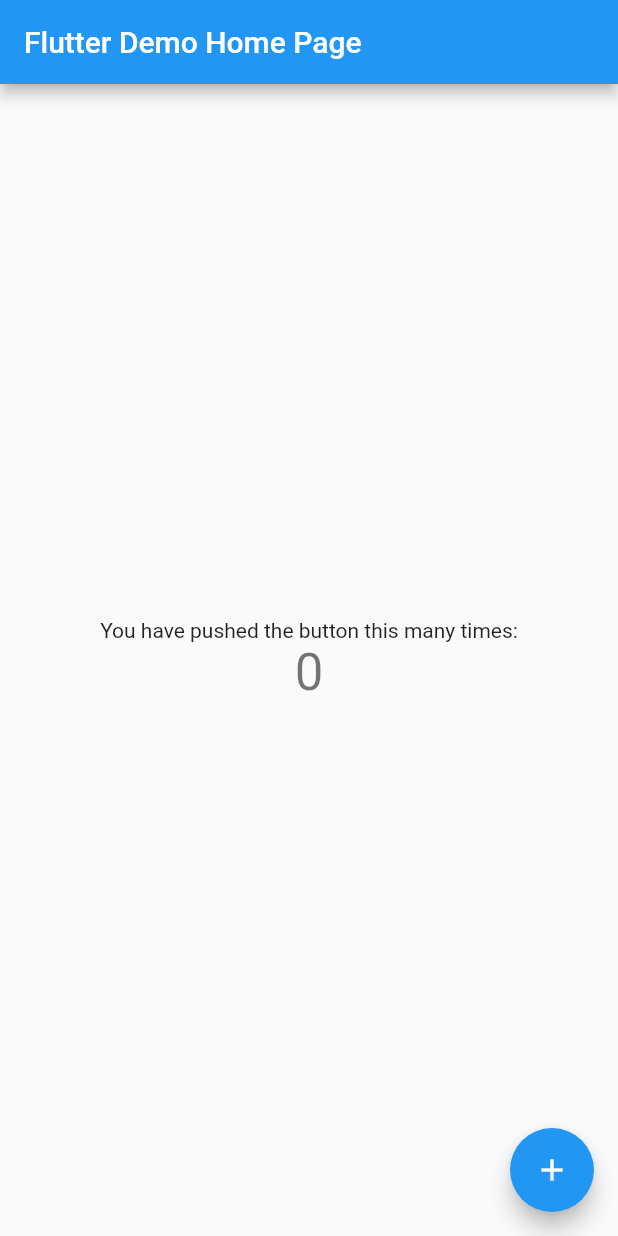
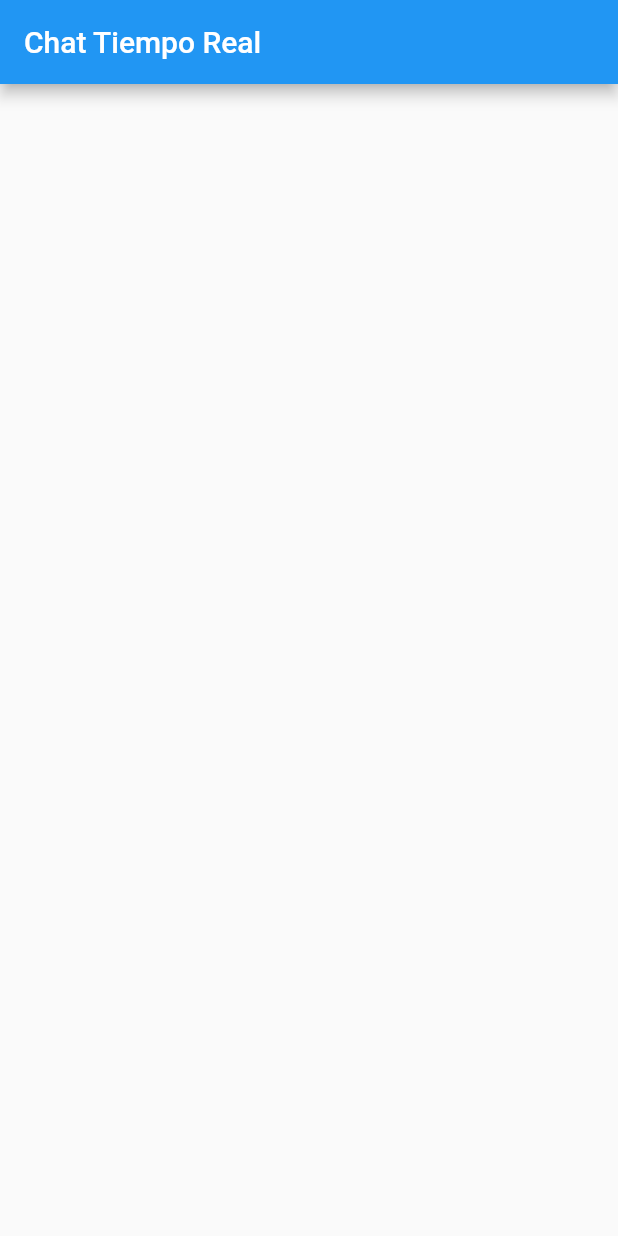
Before and after one commit to Hectorc70/chat_flutter, a Flutter app: the screen it shows after launch, on a phone screen of 412 x 824 dp. Run offline on Flutter 3.47's test engine with Material 2 defaults, Android fonts, the phone set to English and light mode, and no system bars.

```diff
--- a/lib/main.dart
+++ b/lib/main.dart
@@ -1,3 +1,4 @@
+import 'package:chat_flutter/pages/chat_page.dart';
 import 'package:flutter/material.dart';
 
 void main() {
@@ -13,103 +14,9 @@ class MyApp extends StatelessWidget {
     return MaterialApp(
       title: 'Flutter Demo',
       theme: ThemeData(
-        // This is the theme of your application.
-        //
-        // Try running your application with "flutter run". You'll see the
-        // application has a blue toolbar. Then, without quitting the app, try
-        // changing the primarySwatch below to Colors.green and then invoke
-        // "hot reload" (press "r" in the console where you ran "flutter run",
-        // or simply save your changes to "hot reload" in a Flutter IDE).
-        // Notice that the counter didn't reset back to zero; the application
-        // is not restarted.
         primarySwatch: Colors.blue,
       ),
-      home: const MyHomePage(title: 'Flutter Demo Home Page'),
+      home: ChatPage(),
     );
   }
 }
-
-class MyHomePage extends StatefulWidget {
-  const MyHomePage({Key? key, required this.title}) : super(key: key);
-
-  // This widget is the home page of your application. It is stateful, meaning
-  // that it has a State object (defined below) that contains fields that affect
-  // how it looks.
-
-  // This class is the configuration for the state. It holds the values (in this
-  // case the title) provided by the parent (in this case the App widget) and
-  // used by the build method of the State. Fields in a Widget subclass are
-  // always marked "final".
-
-  final String title;
-
-  @override
-  State<MyHomePage> createState() => _MyHomePageState();
-}
-
-class _MyHomePageState extends State<MyHomePage> {
-  int _counter = 0;
-
-  void _incrementCounter() {
-    setState(() {
-      // This call to setState tells the Flutter framework that something has
-      // changed in this State, which causes it to rerun the build method below
-      // so that the display can reflect the updated values. If we changed
-      // _counter without calling setState(), then the build method would not be
-      // called again, and so nothing would appear to happen.
-      _counter++;
-    });
-  }
-
-  @override
-  Widget build(BuildContext context) {
-    // This method is rerun every time setState is called, for instance as done
-    // by the _incrementCounter method above.
-    //
-    // The Flutter framework has been optimized to make rerunning build methods
-    // fast, so that you can just rebuild anything that needs updating rather
-    // than having to individually change instances of widgets.
-    return Scaffold(
-      appBar: AppBar(
-        // Here we take the value from the MyHomePage object that was created by
-        // the App.build method, and use it to set our appbar title.
-        title: Text(widget.title),
-      ),
-      body: Center(
-        // Center is a layout widget. It takes a single child and positions it
-        // in the middle of the parent.
-        child: Column(
-          // Column is also a layout widget. It takes a list of children and
-          // arranges them vertically. By default, it sizes itself to fit its
-          // children horizontally, and tries to be as tall as its parent.
-          //
-          // Invoke "debug painting" (press "p" in the console, choose the
-          // "Toggle Debug Paint" action from the Flutter Inspector in Android
-          // Studio, or the "Toggle Debug Paint" command in Visual Studio Code)
-          // to see the wireframe for each widget.
-          //
-          // Column has various properties to control how it sizes itself and
-          // how it positions its children. Here we use mainAxisAlignment to
-          // center the children vertically; the main axis here is the vertical
-          // axis because Columns are vertical (the cross axis would be
-          // horizontal).
-          mainAxisAlignment: MainAxisAlignment.center,
-          children: <Widget>[
-            const Text(
-              'You have pushed the button this many times:',
-            ),
-            Text(
-              '$_counter',
-              style: Theme.of(context).textTheme.headline4,
-            ),
-          ],
-        ),
-      ),
-      floatingActionButton: FloatingActionButton(
-        onPressed: _incrementCounter,
-        tooltip: 'Increment',
-        child: const Icon(Icons.add),
-      ), // This trailing comma makes auto-formatting nicer for build methods.
-    );
-  }
-}
--- /dev/null
+++ b/lib/pages/chat_page.dart
@@ -0,0 +1,14 @@
+import 'package:flutter/material.dart';
+
+class ChatPage extends StatelessWidget {
+  const ChatPage({Key? key}) : super(key: key);
+
+  @override
+  Widget build(BuildContext context) {
+    return Scaffold(
+      appBar: AppBar(
+        title: Text('Chat Tiempo Real'),
+      ),
+    );
+  }
+}
```
Also changed, not shown: 3 other files.
